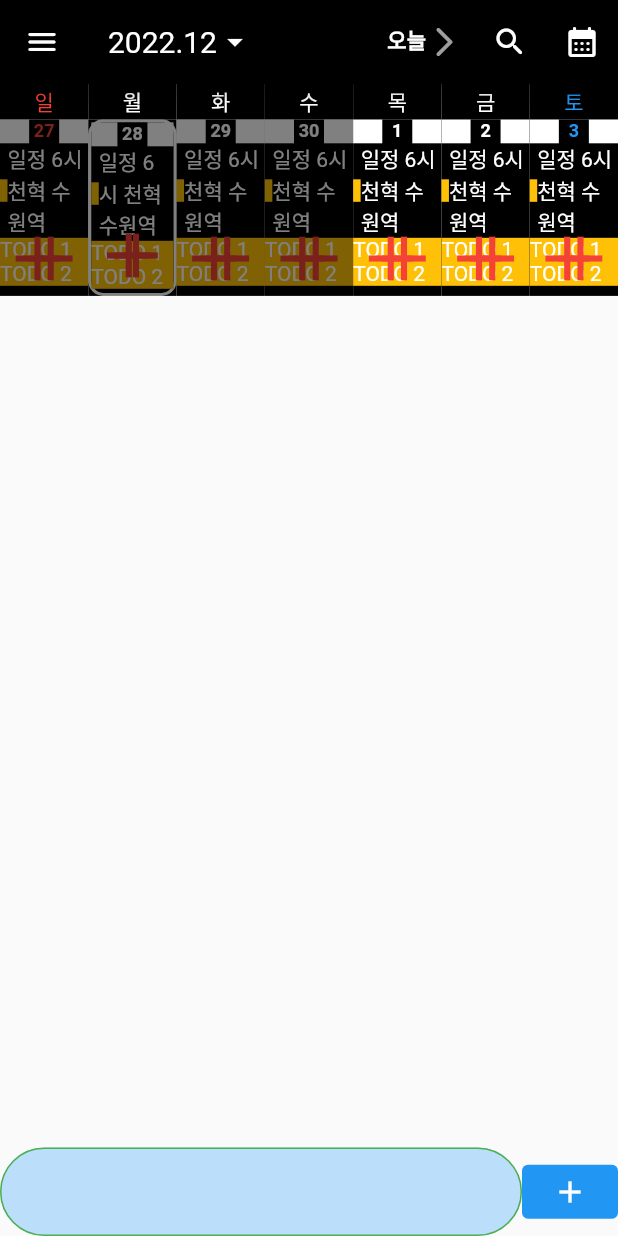
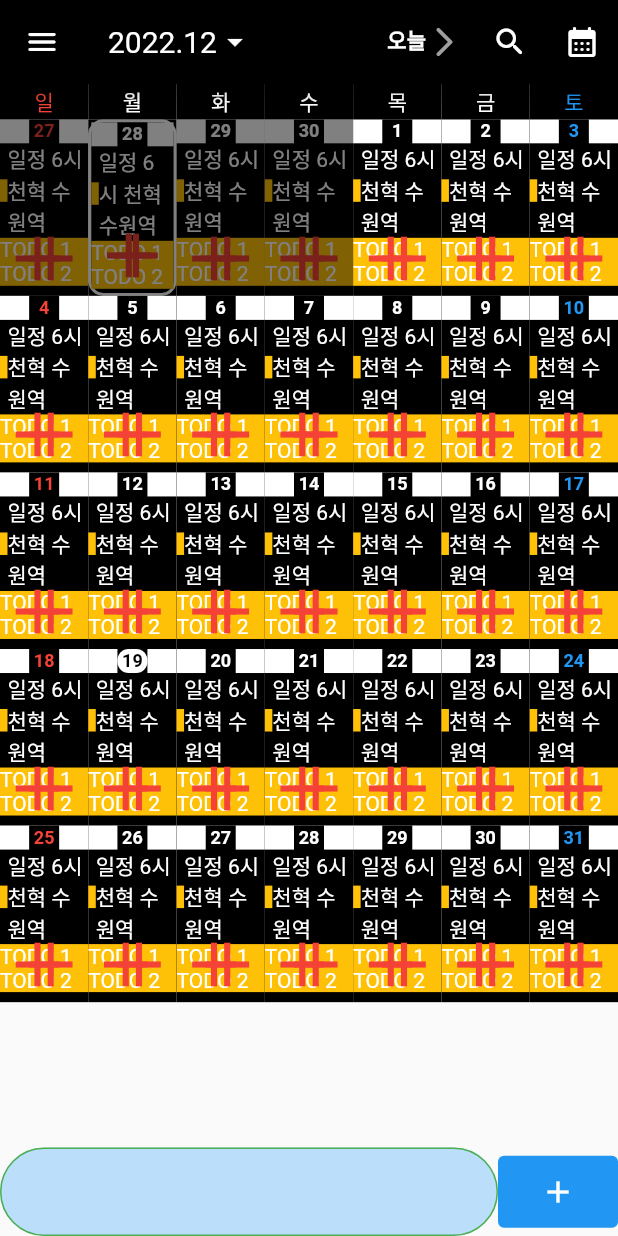
Before and after one commit to pensieve92/codesign.me.flutter, a Flutter app: the screen it shows after launch, on a phone screen of 412 x 824 dp. Run offline on Flutter 3.47's test engine with Material 2 defaults, Android fonts, the phone set to English and light mode, and no system bars; our stand-ins replace shared_preferences.

Commit message:
Add 로컬에 Document 저장

```diff
--- a/lib/pages/calendar/CalendarPage.dart
+++ b/lib/pages/calendar/CalendarPage.dart
@@ -4,6 +4,7 @@ import 'package:me/services/calendar/model/Weekday.dart';
 import 'package:provider/provider.dart';
 import 'package:flutter/rendering.dart'; // 스크롤 다룰때 유용
 import 'package:me/widgets/calendar/DayWidget.dart';
+import 'package:me/utils/commonUtil.dart';
 
 import '../../stores/CalendarStore.dart';
 
@@ -17,6 +18,7 @@ class CalendarPage extends StatefulWidget {
 class _CalendarPageState extends State<CalendarPage> {
   var gridCellRatio = 1 / 2; // 가로 제로 비율
   final ScrollController _scrollController = ScrollController();
+  final _docContentEditController = TextEditingController();
 
   @override
   Widget build(BuildContext context) {
@@ -25,6 +27,12 @@ class _CalendarPageState extends State<CalendarPage> {
       body: baseCalendarBody(context),
       bottomSheet: baseCalendarBottomSheet(context),
     );
+  }
+
+  @override
+  void dispose() {
+    _docContentEditController.dispose();
+    super.dispose();
   }
 
   /**
@@ -46,15 +54,34 @@ class _CalendarPageState extends State<CalendarPage> {
                     borderSide: BorderSide(
                       color: Colors.green,
                       width: 1.0,
-                        ))))),
+                    ))),
+            controller: _docContentEditController,
+          ),
+        ),
         ElevatedButton(
             style: ElevatedButton.styleFrom(
-            foregroundColor: Theme.of(context).colorScheme.onSecondaryContainer,
+              foregroundColor:
+                  Theme.of(context).colorScheme.onSecondaryContainer,
               backgroundColor: Theme.of(context).colorScheme.secondaryContainer,
             ).copyWith(elevation: ButtonStyleButton.allOrNull(0.0)),
             onPressed: () {},
-          child: Icon(Icons.add),
-        ),
+            // 키보드 활성 여부에 따라 버튼 아이콘 변경
+            child: gf_isShowKeyboard(context)
+                ? IconButton(
+                    icon: Icon(Icons.check),
+                    onPressed: () {
+                      print('click check butotn ');
+                      // saveDoc DocType >>  일정, 메모, , todo, note post
+                      context.read<CalendarStore>().saveDoc(_docContentEditController.text);
+                    },
+                  )
+                : IconButton(
+                    icon: Icon(Icons.add),
+                    onPressed: () {
+                      // TODO 상세 입력폼 나오게 분리하기
+                      print('click add butotn ');
+                    },
+                  )),
       ],
     );
   }
@@ -100,7 +127,8 @@ class _CalendarPageState extends State<CalendarPage> {
                 alignment: Alignment.center,
                 color: Colors.black,
                 child: GestureDetector(
-                  onTap: () => context.read<CalendarStore>().setSelectedDay(index),
+                  onTap: () =>
+                      context.read<CalendarStore>().setSelectedDay(index),
                   child: Opacity(
                     opacity: days[index].isCurMonth ? 1.0 : 0.5,
                     child: Container(
@@ -114,7 +142,7 @@ class _CalendarPageState extends State<CalendarPage> {
                 ),
               );
             },
-            childCount: 7,// TODO 42로 다시 변경해야함
+            childCount: 35, // TODO 42로 다시 변경해야함
           ),
         ),
 
@@ -137,23 +165,18 @@ class _CalendarPageState extends State<CalendarPage> {
    */
   BoxDecoration setSelectedDayStyle(int index) {
     int selectedDay = context.watch<CalendarStore>().selectedDay;
-    if(selectedDay == index) {
+    if (selectedDay == index) {
       return BoxDecoration(
           color: Colors.black,
           border: Border.all(
             color: Colors.white,
             width: 2.0,
           ),
-          borderRadius: BorderRadius.all(
-              Radius.circular(10.0)
-          )
-      );
-    }else{
+          borderRadius: BorderRadius.all(Radius.circular(10.0)));
+    } else {
       return BoxDecoration();
     }
   }
-
-
 
   /**
    * 캘린더 - 상단 AppBar
--- /dev/null
+++ b/lib/services/calendar/model/DocType.dart
@@ -0,0 +1,14 @@
+enum DocType{
+ todo('TODO', '할일'),             // 할일
+ schedule('SCHEDULE', '스케줄'),   // 스케줄
+ memo('MEMO', '메모');             // 메모
+
+ const DocType(this.code, this.displayName);
+ final String code;
+ final String displayName;
+
+ factory DocType.getByCode(String code){
+  return DocType.values.firstWhere((value) => value.code == code,
+      orElse: () => DocType.todo);
+ }
+}
--- /dev/null
+++ b/lib/services/calendar/model/Document.dart
@@ -0,0 +1,81 @@
+import 'package:me/services/calendar/model/DocType.dart';
+
+class Document {
+  late String docId = ''; // ID : docDate-docType-createDate
+  late String docDate = ''; // 해당날짜
+  late String docType = ''; // 타입
+  late String docContent = ''; // 내용
+
+  late String docFstEmoji = ''; // 이모지1
+  late String docScdEmoji = ''; // 이모지2
+  late String conditionColor = ''; // 이모지 컨디션
+
+  late String startDate = ''; // 스케줄 - 시작시간
+  late String endDate = ''; // 스케줄 - 종료기간
+  late bool isDone = false;   // todo리스트 - 완료여부
+
+  late String createDate = ''; // 생성일자
+  late String updateDate = ''; // 수정일자
+
+  Document({
+    required this.docDate,
+    required this.docContent,
+    required this.createDate,
+  });
+
+
+  Document.createTodo({
+    required this.docDate,
+    required this.docContent,
+    required this.createDate,
+  }) : docId = '$docDate-${DocType.todo.code}-$createDate',
+  docType = DocType.todo.code;
+
+  // Document.createSchedule({
+  //   required this.docDate,
+  //   required this.docContent,
+  //   required this.createDate,
+  // }) : docId = '$docDate-$this.docType-${createDate}' ;
+  //
+  // Document.createMemo({
+  //   required this.docDate,
+  //   required this.docContent,
+  //   required this.createDate,
+  // }) : docId = '$docDate-$this.docType-${createDate}' ;
+
+  // Json to Document
+  Document.fromJson(Map<String, dynamic> json)
+      : docId = json['docId'] ?? '',
+        docDate = json['docDate'] ?? '',
+        docType = json['docType'] ?? '',
+        docContent = json['docContent'] ?? '',
+        docFstEmoji = json['docFstEmoji'] ?? '',
+        docScdEmoji = json['docScdEmoji'] ?? '',
+        conditionColor = json['conditionColor'] ?? '',
+        startDate = json['startDate'] ?? '',
+        endDate = json['endDate'] ?? '',
+        isDone = json['isDone'] ?? false,
+        createDate = json['createDate'] ?? '',
+        updateDate = json['updateDate'] ?? ''
+  ;
+
+
+  // Document to Json
+  Map<String, dynamic> toJson() {
+    return {
+      'docId' : docId,
+      'docDate' : docDate,
+      'docType' : docType,
+      'docContent' : docContent,
+      'docFstEmoji' : docFstEmoji,
+      'docScdEmoji' : docScdEmoji,
+      'conditionColor' : conditionColor,
+      'startDate' : startDate,
+      'endDate' : endDate,
+      'isDone' : isDone,
+      'createDate' : createDate,
+      'updateDate' : updateDate,
+    };
+  }
+
+}
--- /dev/null
+++ b/lib/utils/commonUtil.dart
@@ -0,0 +1,6 @@
+import 'package:flutter/material.dart';
+
+// bool 키보드 show 여부
+bool gf_isShowKeyboard(BuildContext context){
+  return MediaQuery.of(context).viewInsets.bottom != 0.0;
+}
--- a/pubspec.yaml
+++ b/pubspec.yaml
@@ -32,6 +32,9 @@ dependencies:
   flutter:
     sdk: flutter
   provider: ^6.0.1
+  shared_preferences: ^2.0.15
+  intl: ^0.18.0
+
 
 
   # The following adds the Cupertino Icons font to your application.
```
Also changed, not shown: lib/stores/CalendarStore.dart (+82 -12 lines), pubspec.lock. Lines whose indentation alone changed are shown as unchanged.
